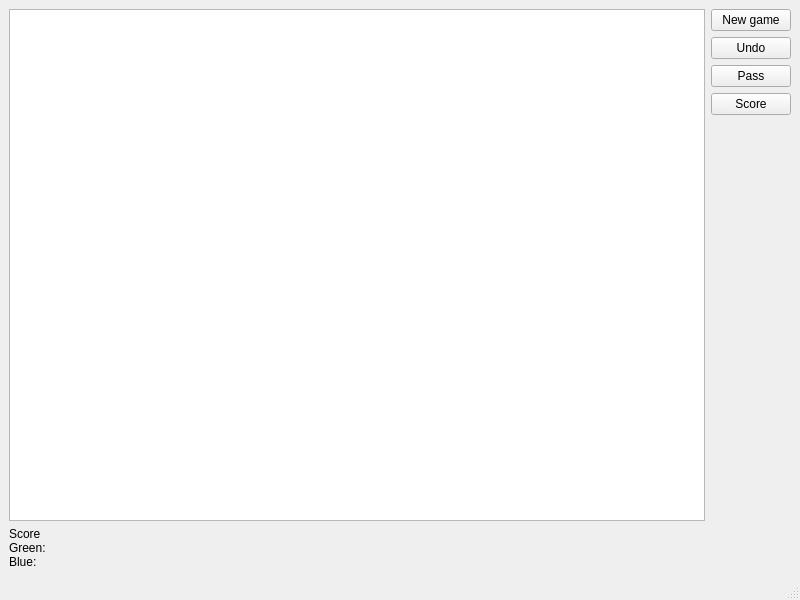
Before: the Qt Designer form trigo/src/mainwindow.ui in jhlq/Qt, drawn with Qt 5.
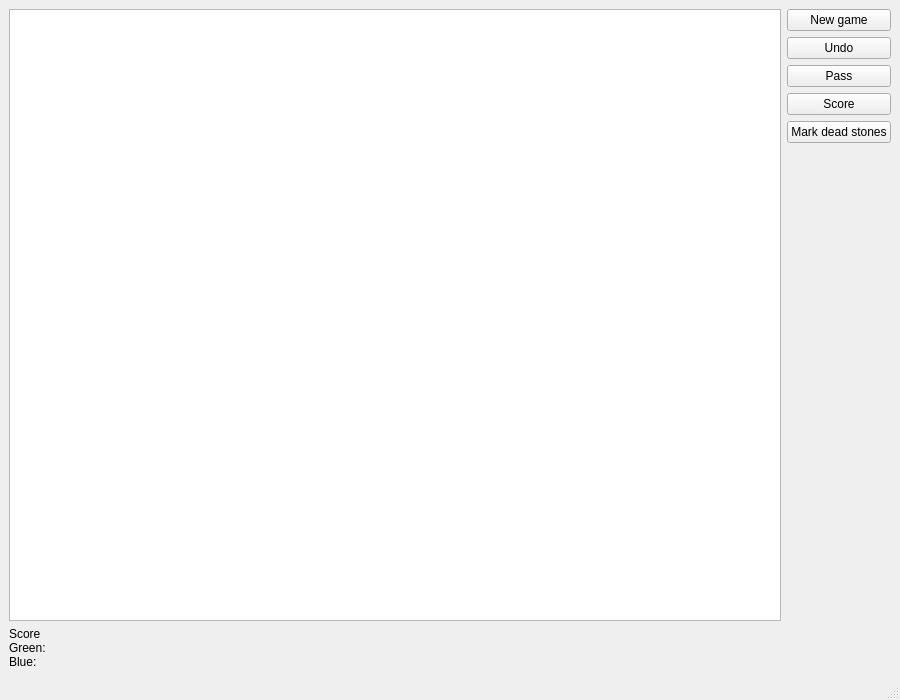
After: the same form once the commit is applied.

What changed in the file:
```diff
--- a/trigo/src/mainwindow.ui
+++ b/trigo/src/mainwindow.ui
@@ -6,8 +6,8 @@
    <rect>
     <x>0</x>
     <y>0</y>
-    <width>800</width>
-    <height>600</height>
+    <width>900</width>
+    <height>700</height>
    </rect>
   </property>
   <property name="windowTitle">
@@ -54,6 +54,13 @@
           </property>
          </widget>
         </item>
+        <item>
+         <widget class="QPushButton" name="autoMarkButton">
+          <property name="text">
+           <string>Mark dead stones</string>
+          </property>
+         </widget>
+        </item>
         <item>
          <spacer name="verticalSpacer">
           <property name="orientation">
```
Left out of the diff: 4 changed lines with no effect on the pictures.
